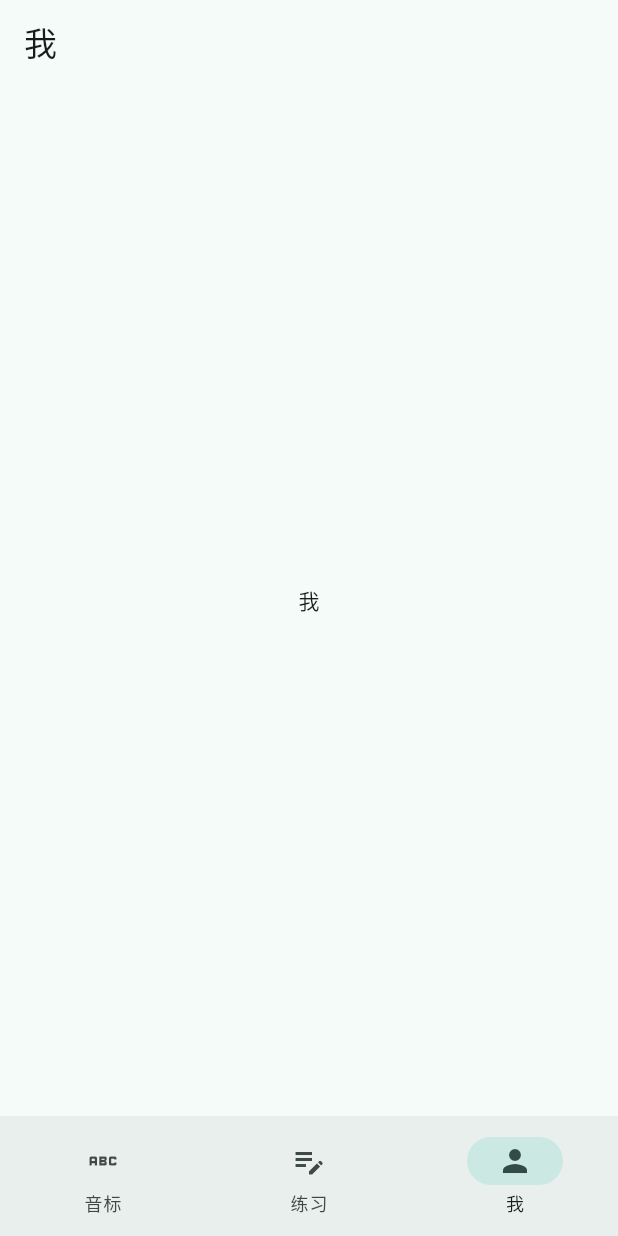
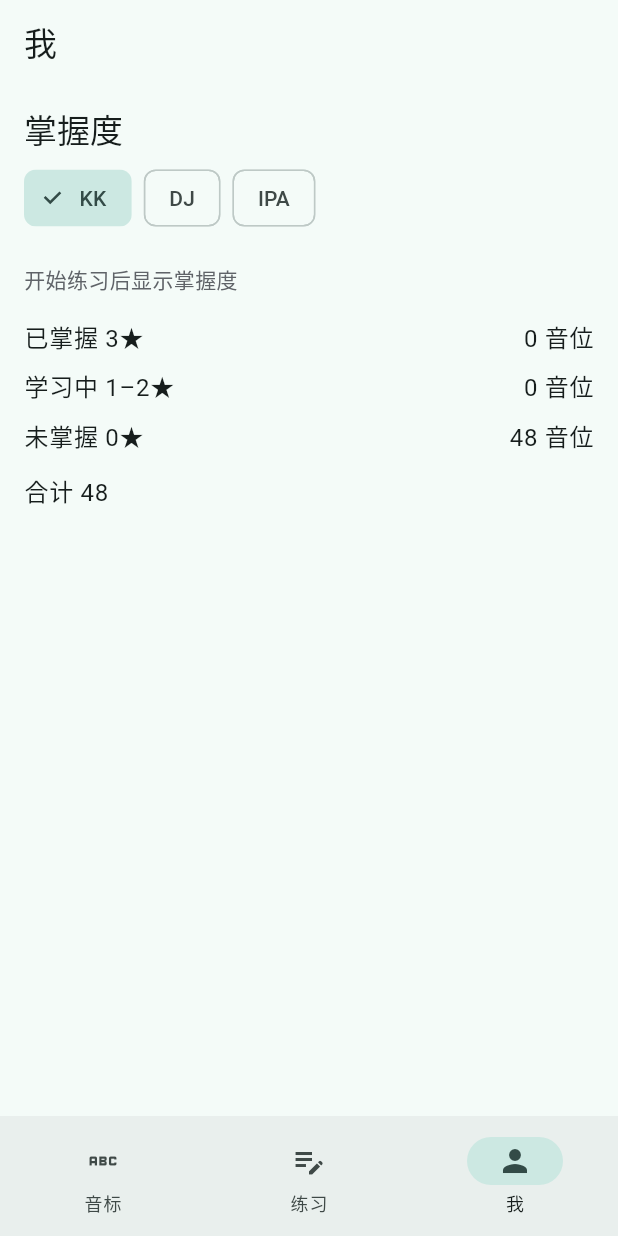
Before and after one commit to liberalluz/galatea, a Flutter app: the screen it shows after launch, item 3 of the bottom bar chosen, on a phone screen of 412 x 824 dp. Run offline on Flutter 3.47's test engine with Material 3 defaults, Android fonts, the phone set to English and light mode, and no system bars; our stand-ins replace shared_preferences; missing offline and left inert: dart:js_interop.

Commit message:
feat(app): add the mastery statistics view (#28)
Why: B17 tracks mastery but nothing displays it; REQ-023 and
TC-REVIEW-002 need the Me tab statistics (the mastered/learning/
unstarted rows over the catalog denominator 48 with the total line,
the fixed empty notice), the KK/DJ/IPA display filter whose switching
leaves every count identical (the shared stars are the acceptance
itself), and the detail page star row where a degraded state shows the
fixed marker with 0 stars instead of inventing them; the shell owns
one controller handed to the practice tab, the Me tab and the detail
page so an answer reflects in the statistics without a reload, and
the SDP row's denominator typo (50 for 48) is corrected docs-side
Batch: B18

```diff
--- a/app/lib/domain/mastery_controller.dart
+++ b/app/lib/domain/mastery_controller.dart
@@ -18,6 +18,13 @@ class MasteryController extends ChangeNotifier {
   /// Whether the last persistence attempt failed; reset by the next
   /// successful write.
   bool lastWriteFailed = false;
+
+  /// Whether the backing store degraded to memory (the platform backend
+  /// was unavailable at load time), so the displayed state may not
+  /// reflect persisted data — the detail page marks the star rating
+  /// with the fixed 数据待同步 notice instead of presenting the values
+  /// as trusted (ux-flows R23 failure branch).
+  bool degraded = false;
 
   /// Loads the persisted state into the engine (stars start at 0 for a
   /// fresh install — the empty backing store reads as no entries).
--- /dev/null
+++ b/app/lib/ui/me/me_page.dart
@@ -0,0 +1,152 @@
+import 'package:flutter/material.dart';
+
+import '../../content/phoneme_catalog.dart';
+import '../../domain/mastery_controller.dart';
+
+/// The Me tab's mastery statistics (`REQ-023`, `TC-REVIEW-002`, wireframe
+/// P5 right half): the three summary rows over the catalog denominator
+/// (never multiplied by notation — ux-flows R23 step 3), the KK/DJ/IPA
+/// display filter whose switching leaves every count identical (the
+/// stars are shared across the three notations, ADR-0001), and the
+/// fixed empty notice (ux-flows R23 empty state).
+class MePage extends StatefulWidget {
+  const MePage({
+    super.key,
+    this.catalogFuture,
+    required this.masteryController,
+  });
+
+  /// Injectable for widget tests; production loads the bundled asset.
+  final Future<PhonemeCatalog>? catalogFuture;
+
+  /// The shell-owned controller — the same instance the practice tab
+  /// records into, so an answer reflects here without a reload.
+  final MasteryController masteryController;
+
+  @override
+  State<MePage> createState() => _MePageState();
+}
+
+class _MePageState extends State<MePage> {
+  /// The display notation of the filter chips; switching it is the R23
+  /// display filter — the counts and stars are identical under all
+  /// three (TC-REVIEW-002 exit).
+  String _notation = 'kk';
+
+  static const Map<String, String> _notationLabels = <String, String>{
+    'kk': 'KK',
+    'dj': 'DJ',
+    'ipa': 'IPA',
+  };
+
+  @override
+  Widget build(BuildContext context) {
+    return FutureBuilder<PhonemeCatalog>(
+      future: widget.catalogFuture ?? loadPhonemeCatalog(),
+      builder: (context, snapshot) {
+        if (!snapshot.hasData) {
+          return const Center(child: CircularProgressIndicator());
+        }
+        final catalog = snapshot.data!;
+        return ListenableBuilder(
+          listenable: widget.masteryController,
+          builder: (context, _) => _statistics(context, catalog),
+        );
+      },
+    );
+  }
+
+  Widget _statistics(BuildContext context, PhonemeCatalog catalog) {
+    final entries = widget.masteryController.engine.state.entries;
+    var mastered = 0;
+    var learning = 0;
+    var unstarted = 0;
+    for (final entry in catalog.entries) {
+      final star = entries[entry.id]?.star ?? 0;
+      if (star >= 3) {
+        mastered += 1;
+      } else if (star >= 1) {
+        learning += 1;
+      } else {
+        unstarted += 1;
+      }
+    }
+    final theme = Theme.of(context);
+    return ListView(
+      key: const ValueKey('me-page'),
+      padding: const EdgeInsets.all(16),
+      children: [
+        Text('掌握度', style: theme.textTheme.titleLarge),
+        const SizedBox(height: 8),
+        // The notation filter: three display-only chips (TC-REVIEW-002
+        // step 2). Switching never changes the counts — the acceptance
+        // itself pins the invariance.
+        Wrap(
+          spacing: 8,
+          children: [
+            for (final entry in _notationLabels.entries)
+              ChoiceChip(
+                key: ValueKey('me-filter-${entry.key}'),
+                label: Text(entry.value),
+                selected: _notation == entry.key,
+                onSelected: (_) => setState(() => _notation = entry.key),
+              ),
+          ],
+        ),
+        const SizedBox(height: 8),
+        if (entries.isEmpty)
+          const Padding(
+            padding: EdgeInsets.symmetric(vertical: 12),
+            child: Text(
+              '开始练习后显示掌握度',
+              key: ValueKey('me-empty-notice'),
+              style: TextStyle(color: Color(0xFF5F6368)),
+            ),
+          ),
+        _statsRow(
+          context,
+          key: 'me-row-mastered',
+          label: '已掌握 3★',
+          count: mastered,
+        ),
+        _statsRow(
+          context,
+          key: 'me-row-learning',
+          label: '学习中 1–2★',
+          count: learning,
+        ),
+        _statsRow(
+          context,
+          key: 'me-row-unstarted',
+          label: '未掌握 0★',
+          count: unstarted,
+        ),
+        const SizedBox(height: 8),
+        Text(
+          '合计 ${catalog.entries.length}',
+          key: const ValueKey('me-total'),
+          style: theme.textTheme.bodyLarge,
+        ),
+      ],
+    );
+  }
+
+  Widget _statsRow(
+    BuildContext context, {
+    required String key,
+    required String label,
+    required int count,
+  }) {
+    return Padding(
+      padding: const EdgeInsets.symmetric(vertical: 4),
+      child: Row(
+        key: ValueKey(key),
+        children: [
+          Text(label, style: Theme.of(context).textTheme.bodyLarge),
+          const Spacer(),
+          Text('$count 音位', style: Theme.of(context).textTheme.bodyLarge),
+        ],
+      ),
+    );
+  }
+}
--- a/app/lib/ui/shell/shell_page.dart
+++ b/app/lib/ui/shell/shell_page.dart
@@ -1,17 +1,26 @@
 import 'package:flutter/material.dart';
+import 'package:shared_preferences/shared_preferences.dart';
 
 import '../../audio/audio_service.dart';
 import '../../content/correspondence.dart';
 import '../../content/examples.dart';
 import '../../content/glyphs.dart';
 import '../../content/phoneme_catalog.dart';
+import '../../domain/mastery_controller.dart';
+import '../../domain/mastery_prefs_store.dart';
+import '../../domain/mastery_store.dart';
 import '../chart/chart_page.dart';
+import '../me/me_page.dart';
 import '../practice/practice_page.dart';
 
 /// Root shell: three fixed tabs (chart / practice / me), chart is the default
 /// (`S3`, wireframe P0). The reading-mode switch sits at the top right of the
 /// app bar on the chart tab (`REQ-005`); it is the only control of the
 /// reading state — on, taps on the chart play audio; off, they open detail.
+///
+/// The shell owns one [MasteryController] (`B18`, single source of truth):
+/// the practice tab records into it and the Me tab and the detail page read
+/// it, so an answer reflects in the statistics without a reload.
 class ShellPage extends StatefulWidget {
   const ShellPage({
     super.key,
@@ -20,6 +29,7 @@ class ShellPage extends StatefulWidget {
     this.examplesFuture,
     this.glyphsFuture,
     this.audioService,
+    this.masteryFuture,
   });
 
   /// Injectable for widget tests; production loads the bundled assets.
@@ -36,6 +46,10 @@ class ShellPage extends StatefulWidget {
   /// platform provider when omitted.
   final AudioService? audioService;
 
+  /// Injectable mastery controller future for widget tests; production
+  /// builds a controller over the preferences store (see [_loadMastery]).
+  final Future<MasteryController>? masteryFuture;
+
   @override
   State<ShellPage> createState() => _ShellPageState();
 }
@@ -44,7 +58,34 @@ class _ShellPageState extends State<ShellPage> {
   int _index = 0;
   bool _readingMode = false;
 
+  late final Future<MasteryController> _mastery =
+      widget.masteryFuture ?? _loadMastery();
+
   static const List<String> _titles = ['音标', '练习', '我'];
+
+  Future<MasteryController> _loadMastery() async {
+    try {
+      // The backing store answers within milliseconds in production; in
+      // an environment without the platform channel the future never
+      // completes, so the timeout degrades to the in-memory store and
+      // the mastery state stays session-local (ux-flows R23 failure
+      // branch: the degraded state is marked, never presented as
+      // trusted).
+      final prefs = await SharedPreferences.getInstance().timeout(
+        const Duration(milliseconds: 150),
+      );
+      final controller = MasteryController(store: PrefsMasteryStore(prefs));
+      await controller.load();
+      return controller;
+    } catch (_) {
+      // No platform backend (tests, or a degraded embedder): the mastery
+      // state stays in memory for the session.
+      final controller = MasteryController(store: InMemoryMasteryStore());
+      controller.degraded = true;
+      await controller.load();
+      return controller;
+    }
+  }
 
   @override
   Widget build(BuildContext context) {
@@ -60,7 +101,14 @@ class _ShellPageState extends State<ShellPage> {
             ),
         ],
       ),
-      body: IndexedStack(
+      body: FutureBuilder<MasteryController>(
+        future: _mastery,
+        builder: (context, snapshot) {
+          final mastery = snapshot.data;
+          if (mastery == null) {
+            return const Center(child: CircularProgressIndicator());
+          }
+          return IndexedStack(
             index: _index,
             children: [
               ChartPage(
@@ -70,18 +118,39 @@ class _ShellPageState extends State<ShellPage> {
                 glyphsFuture: widget.glyphsFuture,
                 audioService: widget.audioService,
                 readingMode: _readingMode,
+                mastery: mastery,
               ),
-          PracticePage(catalogFuture: widget.catalogFuture),
-          const PlaceholderTab(label: '我'),
+              PracticePage(
+                catalogFuture: widget.catalogFuture,
+                masteryController: mastery,
+              ),
+              MePage(
+                catalogFuture: widget.catalogFuture,
+                masteryController: mastery,
+              ),
             ],
+          );
+        },
       ),
       bottomNavigationBar: NavigationBar(
         selectedIndex: _index,
         onDestinationSelected: (index) => setState(() => _index = index),
         destinations: const [
-          NavigationDestination(icon: Icon(Icons.abc), label: '音标'),
-          NavigationDestination(icon: Icon(Icons.edit_note), label: '练习'),
-          NavigationDestination(icon: Icon(Icons.person), label: '我'),
+          NavigationDestination(
+            key: ValueKey('tab-chart'),
+            icon: Icon(Icons.abc),
+            label: '音标',
+          ),
+          NavigationDestination(
+            key: ValueKey('tab-practice'),
+            icon: Icon(Icons.edit_note),
+            label: '练习',
+          ),
+          NavigationDestination(
+            key: ValueKey('tab-me'),
+            icon: Icon(Icons.person),
+            label: '我',
+          ),
         ],
       ),
     );
```
Also changed, not shown: app/lib/ui/chart/chart_page.dart (+7 -0 lines), app/lib/ui/detail/detail_page.dart (+52 -0 lines), 7 other files. Lines whose indentation alone changed are shown as unchanged.
